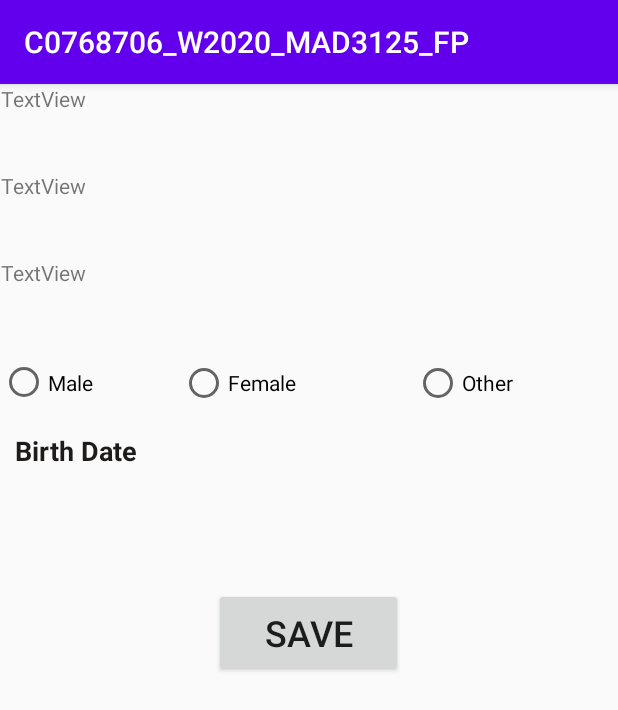
After one commit to MANBEERGIL/C0768706_W2020_MAD3125_FP, an Android app: the AddNewCustomer screen opened directly, with no data from a screen before it, on a phone screen of 412 x 824 dp. The commit adds this screen. Shown: the top 710 px of the screen. Run offline under Robolectric (Android 15) with nearby library versions, the phone set to English and light mode, and no system bars.

```diff
--- a/app/src/main/AndroidManifest.xml
+++ b/app/src/main/AndroidManifest.xml
@@ -9,7 +9,9 @@
             android:roundIcon="@mipmap/ic_launcher_round"
             android:supportsRtl="true"
             android:theme="@style/AppTheme">
-        <activity android:name=".CustomerListActivity"></activity>
+        <activity android:name=".ShowBillDetailsActivity"></activity>
+        <activity android:name=".AddNewCustomer" />
+        <activity android:name=".CustomerListActivity" />
         <activity android:name=".LoginActivity" />
         <activity android:name=".SplashActivity">
             <intent-filter>
--- /dev/null
+++ b/app/src/main/java/com/example/c0768706_w2020_mad3125_fp/AddNewCustomer.java
@@ -0,0 +1,55 @@
+package com.example.c0768706_w2020_mad3125_fp;
+
+import androidx.appcompat.app.AppCompatActivity;
+
+import android.app.DatePickerDialog;
+import android.graphics.Color;
+import android.graphics.drawable.ColorDrawable;
+import android.os.Bundle;
+import android.util.Log;
+import android.view.View;
+import android.widget.AdapterView;
+import android.widget.ArrayAdapter;
+import android.widget.DatePicker;
+import android.widget.Spinner;
+import android.widget.TextView;
+
+import java.util.Calendar;
+
+public class AddNewCustomer extends AppCompatActivity {
+    Spinner spinner_bill_type;
+    String status;
+    DatePickerDialog.OnDateSetListener mDateSetLstener;
+    private TextView text_birth_date;
+
+    @Override
+    protected void onCreate(Bundle savedInstanceState) {
+        super.onCreate(savedInstanceState);
+        setContentView(R.layout.activity_add_new_customer);
+        text_birth_date = findViewById(R.id.text_birth_date);
+        text_birth_date.setOnClickListener(new View.OnClickListener() {
+            @Override
+            public void onClick(View v) {
+                Calendar calender = Calendar.getInstance();
+                int year = calender.get(Calendar.YEAR);
+                int month = calender.get(Calendar.MONTH);
+                int day = calender.get(Calendar.DAY_OF_MONTH);
+                DatePickerDialog dialog = new DatePickerDialog(AddNewCustomer.this,
+                        R.style.Theme_AppCompat_Light_Dialog_MinWidth, mDateSetLstener, year, month, day);
+                dialog.getWindow().setBackgroundDrawable(new ColorDrawable(Color.WHITE));
+                dialog.show();
+            }
+        });
+        mDateSetLstener = new DatePickerDialog.OnDateSetListener() {
+            @Override
+            public void onDateSet(DatePicker view, int year, int month, int dayOfMonth) {
+                month = month + 1;
+                Log.d("PersonalInformation", "onDateSet:mm/dd/yyyy:" + month + "/" + dayOfMonth + "/" + year);
+                String date = "Birth Date : " + month + "/" + dayOfMonth + "/" + year;
+                text_birth_date.setText(date);
+
+
+            }
+        };
+    }
+}
--- a/app/src/main/java/com/example/c0768706_w2020_mad3125_fp/LoginActivity.java
+++ b/app/src/main/java/com/example/c0768706_w2020_mad3125_fp/LoginActivity.java
@@ -10,6 +10,7 @@ import android.os.Bundle;
 import android.view.View;
 import android.widget.Button;
 import android.widget.TextView;
+import android.widget.Toast;
 
 public class LoginActivity extends AppCompatActivity {
      private TextView text_email;
@@ -38,7 +39,7 @@ public class LoginActivity extends AppCompatActivity {
                     alertBox(LoginActivity.this,"Alert","Enter the Password");
 
                 }else if(text_email.getText().toString().equals(Email)&&(text_password.getText().toString().equals(Password))){
-                    alertBox(LoginActivity.this,"Alert","Log In Successful");
+                    Toast.makeText(getApplicationContext(),"Log In Succesful",Toast.LENGTH_LONG).show();
 
                    Intent mIntent = new Intent(LoginActivity.this, CustomerListActivity.class);
                     startActivity(mIntent);
--- /dev/null
+++ b/app/src/main/res/layout/activity_add_new_customer.xml
@@ -0,0 +1,103 @@
+<?xml version="1.0" encoding="utf-8"?>
+<androidx.constraintlayout.widget.ConstraintLayout xmlns:android="http://schemas.android.com/apk/res/android"
+        xmlns:app="http://schemas.android.com/apk/res-auto"
+        xmlns:tools="http://schemas.android.com/tools"
+        android:layout_width="match_parent"
+        android:layout_height="match_parent"
+        tools:context=".AddNewCustomer">
+
+    <TextView
+                android:id="@+id/text_name"
+                android:layout_width="411dp"
+                android:layout_height="50dp"
+                android:text="TextView"
+                app:layout_constraintEnd_toEndOf="parent"
+                app:layout_constraintStart_toStartOf="parent"
+                app:layout_constraintTop_toTopOf="parent" />
+
+        <TextView
+                android:id="@+id/text_last_name"
+                android:layout_width="411dp"
+                android:layout_height="50dp"
+                android:layout_marginTop="8dp"
+                android:text="TextView"
+                app:layout_constraintEnd_toEndOf="parent"
+                app:layout_constraintStart_toStartOf="parent"
+                app:layout_constraintTop_toBottomOf="@+id/text_name" />
+
+        <TextView
+                android:id="@+id/text_email"
+                android:layout_width="411dp"
+                android:layout_height="50dp"
+                android:layout_marginTop="8dp"
+                android:text="TextView"
+                app:layout_constraintEnd_toEndOf="parent"
+                app:layout_constraintStart_toStartOf="parent"
+                app:layout_constraintTop_toBottomOf="@+id/text_last_name" />
+
+    <RadioGroup
+            android:id="@+id/radioGroup"
+            android:layout_width="411dp"
+            android:layout_height="50dp"
+            android:layout_marginTop="8dp"
+            android:orientation="horizontal"
+            app:layout_constraintEnd_toEndOf="parent"
+            app:layout_constraintHorizontal_bias="0.0"
+            app:layout_constraintStart_toStartOf="parent"
+            app:layout_constraintTop_toBottomOf="@+id/text_email">
+
+        <RadioButton
+                android:id="@+id/radio_male"
+                android:layout_width="120dp"
+                android:layout_height="match_parent"
+                android:text="Male" />
+
+        <RadioButton
+                android:id="@+id/radio_female"
+                android:layout_width="148dp"
+                android:layout_height="wrap_content"
+                android:layout_weight="1"
+                android:text="Female" />
+
+        <RadioButton
+                android:id="@+id/radio_others"
+                android:layout_width="127dp"
+                android:layout_height="wrap_content"
+                android:layout_weight="1"
+                android:text="Other" />
+
+    </RadioGroup>
+    <TextView
+            android:id="@+id/text_birth_date"
+            android:layout_width="411dp"
+            android:layout_height="50dp"
+            android:layout_marginTop="8dp"
+            android:text="  Birth Date"
+            android:textColor="#1E1B1B"
+            android:textSize="18sp"
+            android:textStyle="bold"
+            app:layout_constraintEnd_toEndOf="parent"
+            app:layout_constraintStart_toStartOf="parent"
+            app:layout_constraintTop_toBottomOf="@+id/radioGroup" />
+
+    <Button
+            android:id="@+id/btn_save"
+            android:layout_width="126dp"
+            android:layout_height="59dp"
+            android:layout_marginStart="142dp"
+            android:layout_marginTop="54dp"
+            android:layout_marginEnd="143dp"
+            android:text="Save"
+            android:textSize="24sp"
+            app:layout_constraintEnd_toEndOf="parent"
+            app:layout_constraintStart_toStartOf="parent"
+            app:layout_constraintTop_toBottomOf="@+id/text_birth_date" />
+
+
+    <!--        android:entries="@array/spinner_values"-->
+            android:layout_height="wrap_content"
+            android:layout_marginTop="294dp"
+            android:layout_marginEnd="1dp"
+            app:layout_constraintEnd_toEndOf="parent"
+            app:layout_constraintTop_toTopOf="parent" />
+</androidx.constraintlayout.widget.ConstraintLayout>
--- a/app/src/main/res/layout/customer.xml
+++ b/app/src/main/res/layout/customer.xml
@@ -3,7 +3,7 @@
         xmlns:android="http://schemas.android.com/apk/res/android"
         xmlns:app="http://schemas.android.com/apk/res-auto"
         xmlns:tools="http://schemas.android.com/tools"
-        android:layout_width="match_parent" android:layout_height="wrap_content">
+        android:layout_width="match_parent" android:layout_height="60dp">
 
     <TextView
             android:id="@+id/text_customer_name"
--- a/app/src/main/res/values/strings.xml
+++ b/app/src/main/res/values/strings.xml
@@ -1,3 +1,9 @@
 <resources>
     <string name="app_name">C0768706_W2020_MAD3125_FP</string>
+
+    <string-array name="spinner_values">
+        <item>Mobile</item>
+        <item>Hydro</item>
+        <item>Internet</item>
+    </string-array>
 </resources>
```
Also changed, not shown: app/src/main/java/com/example/c0768706_w2020_mad3125_fp/CustomerAdapter.java (+23 -2 lines), app/src/main/java/com/example/c0768706_w2020_mad3125_fp/ShowBillDetailsActivity.java (added, +14 -0 lines), app/src/main/res/layout/activity_show_bill_details.xml (added, +9 -0 lines), app/src/main/res/layout/custom_spinner.xml (added, +21 -0 lines), app/src/main/res/layout/custom_spinner_dropdown.xml (added, +23 -0 lines).
